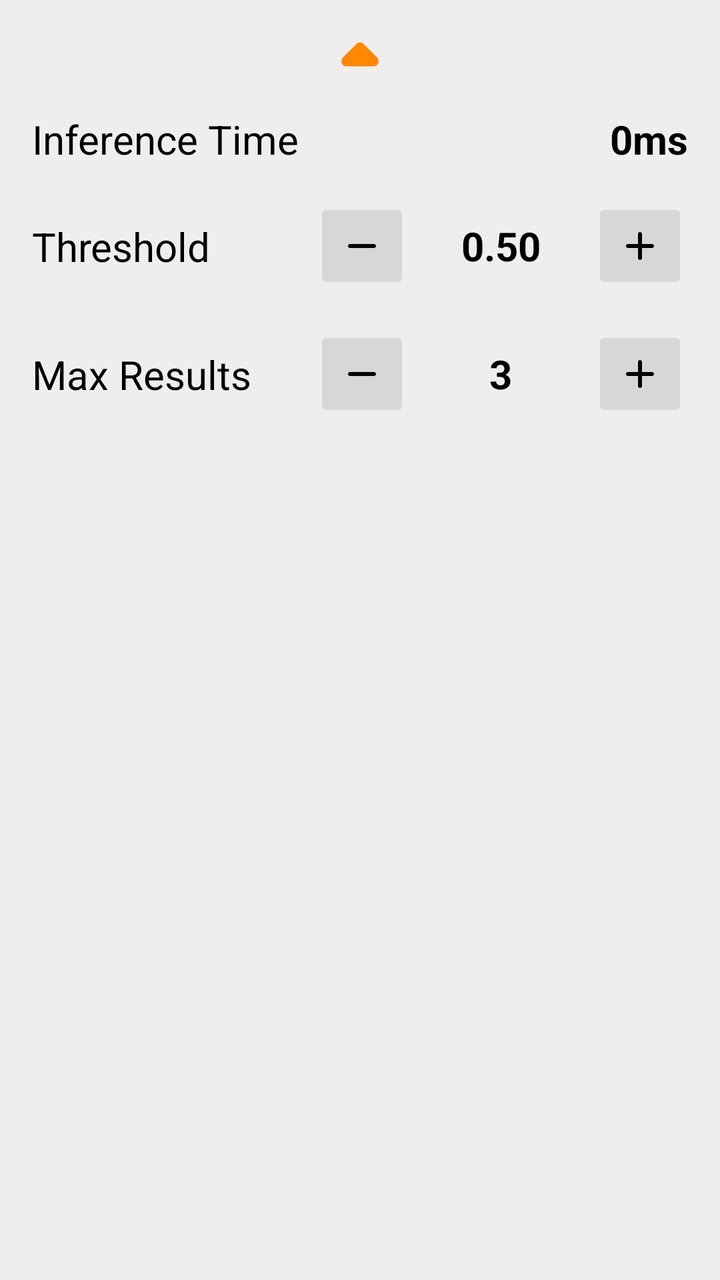
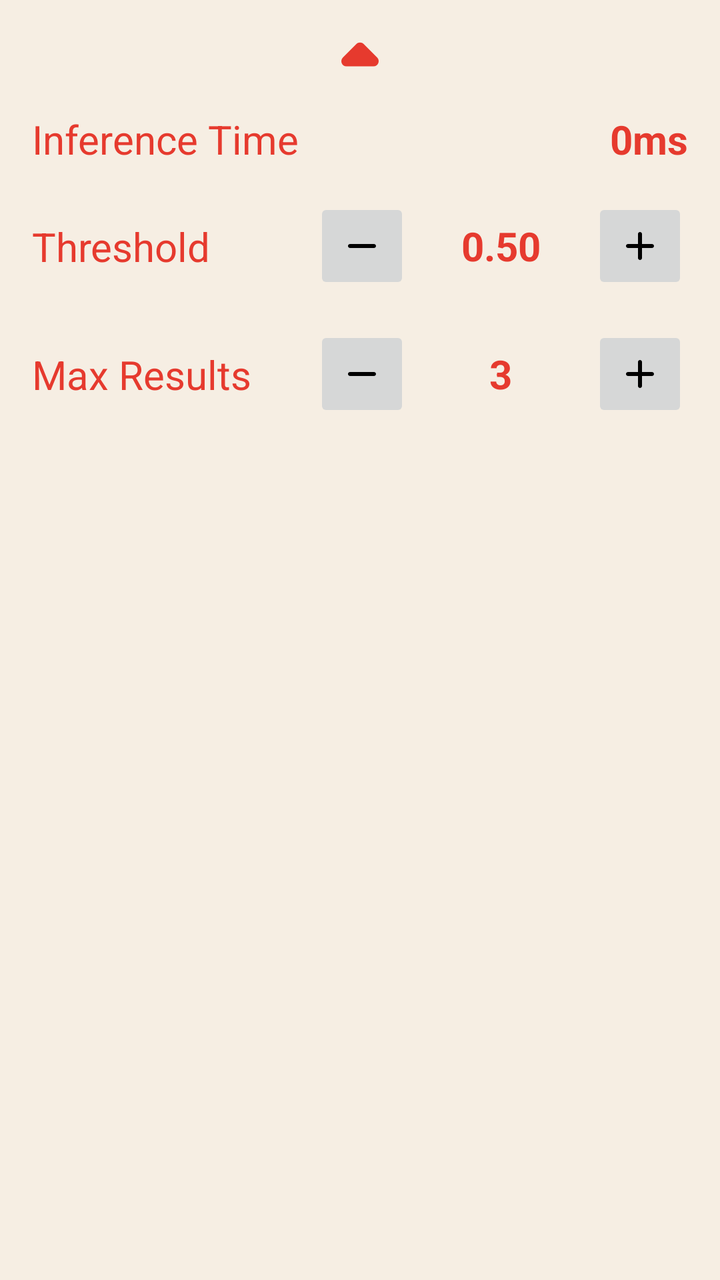

The first picture is an Android layout as it rendered before a commit; the second is the same layout after the commit. The layout source and the unified diff follow.
<!-- AndroidManifest.xml: application theme Theme.BatikNitikClassifier -->
<!-- res/layout/camera_bottom_sheet.xml -->
<?xml version="1.0" encoding="utf-8"?>
<androidx.core.widget.NestedScrollView xmlns:android="http://schemas.android.com/apk/res/android"
    xmlns:app="http://schemas.android.com/apk/res-auto"
    xmlns:tools="http://schemas.android.com/tools"
    android:id="@+id/bottom_sheet_layout"
    android:layout_width="match_parent"
    android:layout_height="wrap_content"
    android:background="@color/bottom_sheet_background"
    android:orientation="vertical"
    android:padding="@dimen/div_padding_regular"
    app:behavior_hideable="false"
    app:behavior_peekHeight="@dimen/bottom_sheet_peek_height"
    app:layout_behavior="com.google.android.material.bottomsheet.BottomSheetBehavior">

    <androidx.appcompat.widget.LinearLayoutCompat
        android:layout_width="match_parent"
        android:layout_height="wrap_content"
        android:orientation="vertical">

        
        <RelativeLayout
            android:layout_width="match_parent"
            android:layout_height="wrap_content">

            <androidx.appcompat.widget.AppCompatImageButton
                android:layout_width="wrap_content"
                android:layout_height="wrap_content"
                android:layout_centerInParent="true"
                android:padding="0dp"
                android:scaleType="fitXY"
                android:backgroundTint="@android:color/transparent"
                android:contentDescription="@string/desc_bottom_sheet_expand_icon"
                android:src="@drawable/round_arrow_drop_up_24"
                app:tint="@android:color/holo_orange_dark"
                tools:ignore="TouchTargetSizeCheck,ImageContrastCheck" />
        </RelativeLayout>

        
        <androidx.appcompat.widget.LinearLayoutCompat
            android:layout_width="match_parent"
            android:layout_height="wrap_content"
            android:layout_marginTop="@dimen/bottom_sheet_row_margin"
            android:orientation="horizontal">

            <TextView
                android:layout_width="wrap_content"
                android:layout_height="wrap_content"
                android:id="@+id/label_inference_time"
                android:layout_centerVertical="true"
                android:text="@string/label_inference_time"
                android:textSize="@dimen/bottom_sheet_label_size"
                android:textColor="@color/bottom_sheet_text_color" />

            <TextView
                android:id="@+id/inference_time_val"
                android:layout_width="match_parent"
                android:layout_height="wrap_content"
                android:layout_centerVertical="true"
                android:gravity="end"
                android:text="@string/val_inference_default"
                android:textColor="@color/bottom_sheet_text_color"
                android:textSize="@dimen/bottom_sheet_label_size"
                android:textStyle="bold" />
        </androidx.appcompat.widget.LinearLayoutCompat>

        
        <androidx.constraintlayout.widget.ConstraintLayout
            android:layout_width="match_parent"
            android:layout_height="wrap_content"
            android:layout_marginTop="@dimen/bottom_sheet_row_margin">

            <TextView
                android:layout_width="wrap_content"
                android:layout_height="wrap_content"
                android:layout_centerVertical="true"
                android:text="@string/label_threshold"
                android:textColor="@color/bottom_sheet_text_color"
                android:textSize="@dimen/bottom_sheet_label_size"
                app:layout_constraintBottom_toBottomOf="parent"
                app:layout_constraintStart_toStartOf="parent"
                app:layout_constraintTop_toTopOf="parent" />

            <androidx.appcompat.widget.LinearLayoutCompat
                android:layout_width="wrap_content"
                android:layout_height="wrap_content"
                android:layout_alignParentEnd="true"
                android:gravity="center"
                android:orientation="horizontal"
                app:layout_constraintBottom_toBottomOf="parent"
                app:layout_constraintEnd_toEndOf="parent"
                app:layout_constraintTop_toTopOf="parent">

                <androidx.appcompat.widget.AppCompatImageButton
                    android:id="@+id/threshold_minus"
                    android:layout_width="@dimen/bottom_sheet_control_btn_size"
                    android:layout_height="@dimen/bottom_sheet_control_btn_size"
                    android:contentDescription="@string/desc_threshold_minus"
                    android:src="@drawable/round_remove_24" />

                <TextView
                    android:layout_width="wrap_content"
                    android:layout_height="wrap_content"
                    android:id="@+id/threshold_value"
                    android:layout_marginStart="@dimen/bottom_sheet_text_side_margin"
                    android:layout_marginEnd="@dimen/bottom_sheet_text_side_margin"
                    android:gravity="center"
                    android:minEms="@integer/bottom_sheet_control_text_min_ems"
                    android:text="@string/val_threshold_default"
                    android:textColor="@color/bottom_sheet_text_color"
                    android:textSize="@dimen/bottom_sheet_label_size"
                    android:textStyle="bold" />

                <androidx.appcompat.widget.AppCompatImageButton
                    android:id="@+id/threshold_plus"
                    android:layout_width="@dimen/bottom_sheet_control_btn_size"
                    android:layout_height="@dimen/bottom_sheet_control_btn_size"
                    android:contentDescription="@string/desc_threshold_plus"
                    android:src="@drawable/round_add_24" />
            </androidx.appcompat.widget.LinearLayoutCompat>
        </androidx.constraintlayout.widget.ConstraintLayout>

        
        <androidx.constraintlayout.widget.ConstraintLayout
            android:layout_width="match_parent"
            android:layout_height="wrap_content"
            android:layout_marginTop="@dimen/bottom_sheet_row_margin">

            <TextView
                android:layout_width="wrap_content"
                android:layout_height="wrap_content"
                android:layout_centerVertical="true"
                android:text="@string/label_max_results"
                android:textColor="@color/bottom_sheet_text_color"
                android:textSize="@dimen/bottom_sheet_label_size"
                app:layout_constraintBottom_toBottomOf="parent"
                app:layout_constraintStart_toStartOf="parent"
                app:layout_constraintTop_toTopOf="parent" />

            <androidx.appcompat.widget.LinearLayoutCompat
                android:layout_width="wrap_content"
                android:layout_height="wrap_content"
                android:layout_alignParentEnd="true"
                android:gravity="center"
                android:orientation="horizontal"
                app:layout_constraintBottom_toBottomOf="parent"
                app:layout_constraintEnd_toEndOf="parent"
                app:layout_constraintTop_toTopOf="parent">

                <androidx.appcompat.widget.AppCompatImageButton
                    android:id="@+id/max_results_minus"
                    android:layout_width="@dimen/bottom_sheet_control_btn_size"
                    android:layout_height="@dimen/bottom_sheet_control_btn_size"
                    android:contentDescription="@string/desc_max_results_minus"
                    android:src="@drawable/round_remove_24" />

                <TextView
                    android:layout_width="wrap_content"
                    android:layout_height="wrap_content"
                    android:id="@+id/max_results_value"
                    android:layout_marginStart="@dimen/bottom_sheet_text_side_margin"
                    android:layout_marginEnd="@dimen/bottom_sheet_text_side_margin"
                    android:gravity="center"
                    android:minEms="@integer/bottom_sheet_control_text_min_ems"
                    android:text="@string/val_max_results_default"
                    android:textColor="@color/bottom_sheet_text_color"
                    android:textSize="@dimen/bottom_sheet_label_size"
                    android:textStyle="bold" />

                <androidx.appcompat.widget.AppCompatImageButton
                    android:id="@+id/max_results_plus"
                    android:layout_width="@dimen/bottom_sheet_control_btn_size"
                    android:layout_height="@dimen/bottom_sheet_control_btn_size"
                    android:contentDescription="@string/desc_max_results_plus"
                    android:src="@drawable/round_add_24" />
            </androidx.appcompat.widget.LinearLayoutCompat>
        </androidx.constraintlayout.widget.ConstraintLayout>
    </androidx.appcompat.widget.LinearLayoutCompat>
</androidx.core.widget.NestedScrollView>
<!-- resources referenced by this layout -->
<resources>
  <color name="bottom_sheet_background">#EEEEEE</color>
  <color name="bottom_sheet_text_color">@android:color/black</color>
  <dimen name="bottom_sheet_control_btn_size">48dp</dimen>
  <dimen name="bottom_sheet_label_size">20sp</dimen>
  <dimen name="bottom_sheet_peek_height">50dp</dimen>
  <dimen name="bottom_sheet_row_margin">16dp</dimen>
  <dimen name="bottom_sheet_text_side_margin">10dp</dimen>
  <dimen name="div_padding_regular">16dp</dimen>
  <!-- drawable round_add_24 (drawable) -->
  <vector xmlns:android="http://schemas.android.com/apk/res/android" android:height="24dp" android:tint="#000000" android:viewportHeight="24" android:viewportWidth="24" android:width="24dp">
        
      <path android:fillColor="@android:color/white" android:pathData="M18,13h-5v5c0,0.55 -0.45,1 -1,1s-1,-0.45 -1,-1v-5H6c-0.55,0 -1,-0.45 -1,-1s0.45,-1 1,-1h5V6c0,-0.55 0.45,-1 1,-1s1,0.45 1,1v5h5c0.55,0 1,0.45 1,1s-0.45,1 -1,1z"/>
      
  </vector>
  <!-- drawable round_arrow_drop_up_24 (drawable) -->
  <vector xmlns:android="http://schemas.android.com/apk/res/android" android:height="24dp" android:tint="#000000" android:viewportHeight="24" android:viewportWidth="24" android:width="24dp">
  
      <group
          android:pivotX="12"
          android:pivotY="12"
          android:scaleX="2.6"
          android:scaleY="2.6">
  
          <path android:fillColor="@android:color/white" android:pathData="M8.71,12.29L11.3,9.7c0.39,-0.39 1.02,-0.39 1.41,0l2.59,2.59c0.63,0.63 0.18,1.71 -0.71,1.71H9.41c-0.89,0 -1.33,-1.08 -0.7,-1.71z"/>
      </group>
  </vector>
  <!-- drawable round_remove_24 (drawable) -->
  <vector xmlns:android="http://schemas.android.com/apk/res/android" android:height="24dp" android:tint="#000000" android:viewportHeight="24" android:viewportWidth="24" android:width="24dp">
        
      <path android:fillColor="@android:color/white" android:pathData="M18,13H6c-0.55,0 -1,-0.45 -1,-1s0.45,-1 1,-1h12c0.55,0 1,0.45 1,1s-0.45,1 -1,1z"/>
      
  </vector>
  <integer name="bottom_sheet_control_text_min_ems">3</integer>
  <string name="desc_bottom_sheet_expand_icon">Bottom sheet expandable indicator</string>
  <string name="desc_max_results_minus">Decrease max classified results</string>
  <string name="desc_max_results_plus">Increase max classified results</string>
  <string name="desc_threshold_minus">Decrease threshold of max classification result</string>
  <string name="desc_threshold_plus">Increase threshold of max classification result</string>
  <string name="label_inference_time">Inference Time</string>
  <string name="label_max_results">Max Results</string>
  <string name="label_threshold">Threshold</string>
  <string name="val_inference_default">0ms</string>
  <string name="val_max_results_default">3</string>
  <string name="val_threshold_default">0.50</string>
  <style name="Theme.BatikNitikClassifier" parent="Base.Theme.BatikNitikClassifier" />
  <style name="Base.Theme.BatikNitikClassifier" parent="Theme.Material3.DayNight.NoActionBar">
          
          
      </style>
</resources>

<!-- the commit's change to res/layout/camera_bottom_sheet.xml (unified diff, before → after) -->
@@ -26,12 +26,12 @@
                 android:layout_width="wrap_content"
                 android:layout_height="wrap_content"
                 android:layout_centerInParent="true"
+                android:backgroundTint="@android:color/transparent"
+                android:contentDescription="@string/desc_bottom_sheet_expand_icon"
                 android:padding="0dp"
                 android:scaleType="fitXY"
-                android:backgroundTint="@android:color/transparent"
-                android:contentDescription="@string/desc_bottom_sheet_expand_icon"
                 android:src="@drawable/round_arrow_drop_up_24"
-                app:tint="@android:color/holo_orange_dark"
+                app:tint="@color/bottom_sheet_text_color"
                 tools:ignore="TouchTargetSizeCheck,ImageContrastCheck" />
         </RelativeLayout>
 
<!-- resource entries referenced after the edit -->
@@ -1,7 +1,7 @@
 <!-- resources referenced by this layout -->
 <resources>
-  <color name="bottom_sheet_background">#EEEEEE</color>
-  <color name="bottom_sheet_text_color">@android:color/black</color>
+  <color name="bottom_sheet_background">#F6EEE3</color>
+  <color name="bottom_sheet_text_color">#E63A2E</color>
   <dimen name="bottom_sheet_control_btn_size">48dp</dimen>
   <dimen name="bottom_sheet_label_size">20sp</dimen>
   <dimen name="bottom_sheet_peek_height">50dp</dimen>
